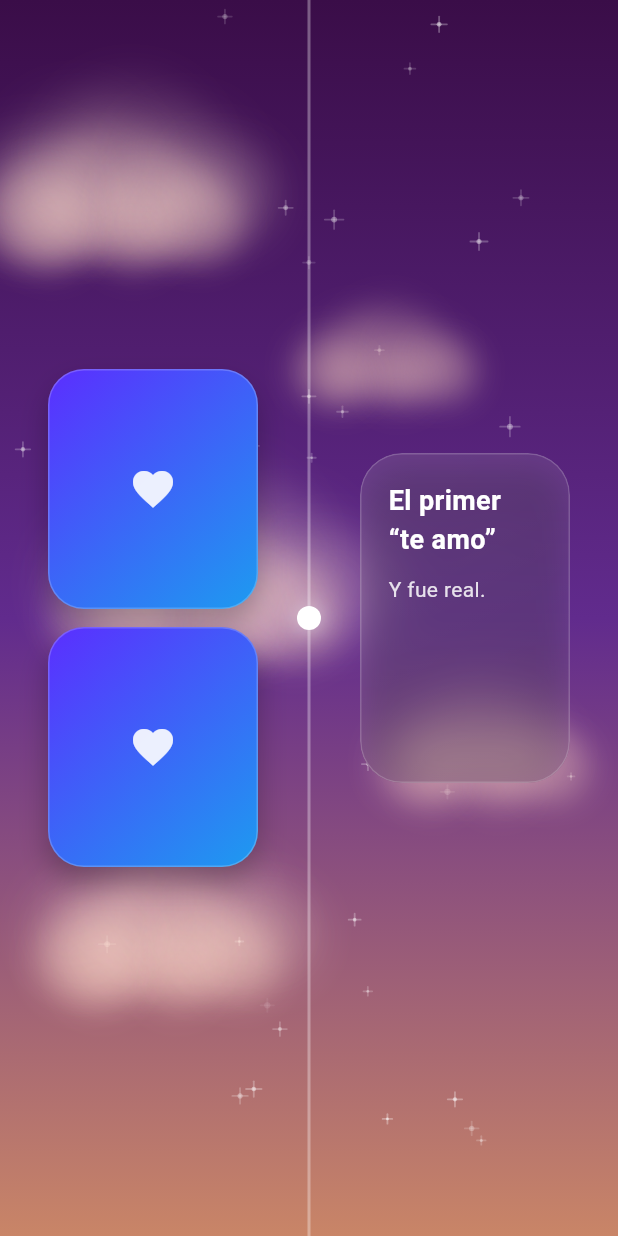
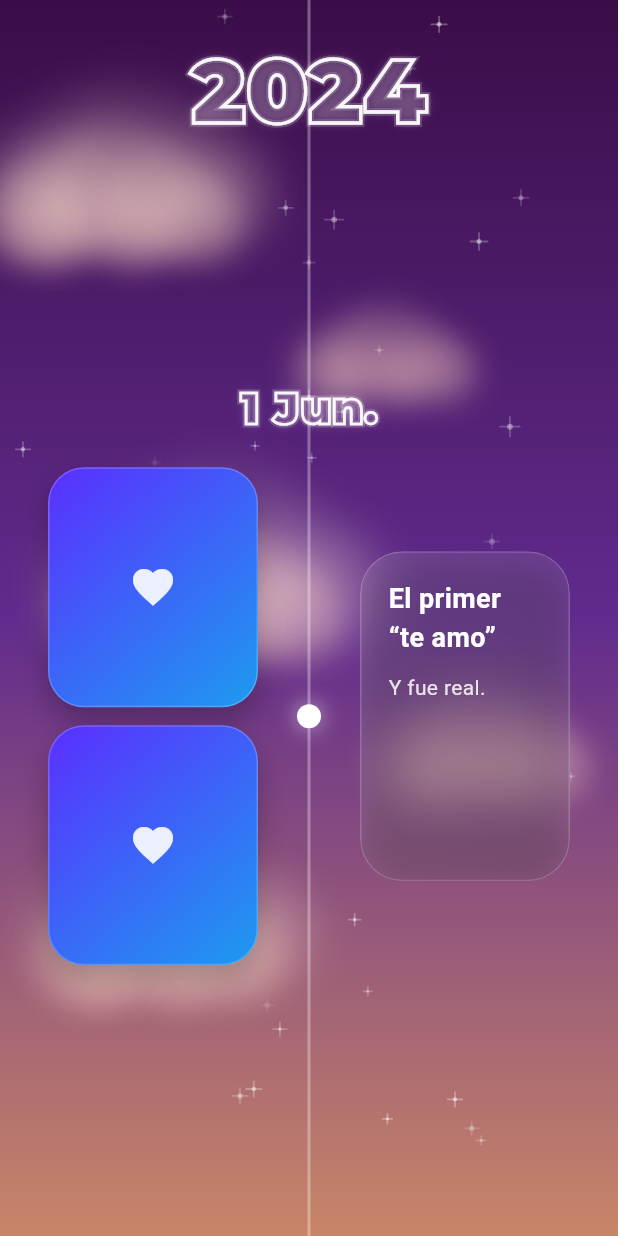
Before and after one commit to josesolMo/timeline-app, a Flutter app: the screen it shows after launch, swiped to page 3, on a phone screen of 412 x 824 dp. Run offline on Flutter 3.47's test engine with Material 3 defaults, Android fonts, the phone set to English and light mode, and no system bars.

Commit message:
Fecha y font
- Se agrega la font montserrat.black que se usara para titulos y fechas.
- Se distribuyen mejor los elementos y se agrega la fecha separada por año en la parte superior y mes-dia en el centro.

```diff
--- a/nuestra_historia/lib/features/timeline/data/timeline_events.dart
+++ b/nuestra_historia/lib/features/timeline/data/timeline_events.dart
@@ -1,14 +1,14 @@
 import '../models/timeline_event.dart';
 
 const timelineEvents = <TimelineEvent>[
-  TimelineEvent('El primer mensaje', 'El inicio de todo. ✨'),
-  TimelineEvent('Nuestra primera llamada', 'Horas que se sintieron minutos.'),
-  TimelineEvent('La primera foto', 'La que guardo como tesoro.'),
-  TimelineEvent('Nuestra primera cita', 'Nervios y sonrisas.'),
-  TimelineEvent('El primer abrazo', 'El lugar al que siempre quiero volver.'),
-  TimelineEvent('Nuestro primer viaje', 'Kilómetros de recuerdos.'),
-  TimelineEvent('La primera sorpresa', 'Tu cara lo dijo todo.'),
-  TimelineEvent('El primer “te amo”', 'Y fue real.'),
-  TimelineEvent('Nuestro aniversario', 'Un año de magia.'),
-  TimelineEvent('Un futuro juntos', 'Seguimos escribiendo nuestra historia.'),
+  TimelineEvent('02/01/2024', 'El primer mensaje', 'El inicio de todo. ✨'),
+  TimelineEvent('15/01/2024', 'Nuestra primera llamada', 'Horas que se sintieron minutos.'),
+  TimelineEvent('28/01/2024', 'La primera foto', 'La que guardo como tesoro.'),
+  TimelineEvent('14/02/2024', 'Nuestra primera cita', 'Nervios y sonrisas.'),
+  TimelineEvent('02/03/2024', 'El primer abrazo', 'El lugar al que siempre quiero volver.'),
+  TimelineEvent('20/04/2024', 'Nuestro primer viaje', 'Kilómetros de recuerdos.'),
+  TimelineEvent('10/05/2024', 'La primera sorpresa', 'Tu cara lo dijo todo.'),
+  TimelineEvent('01/06/2024', 'El primer “te amo”', 'Y fue real.'),
+  TimelineEvent('02/01/2025', 'Nuestro aniversario', 'Un año de magia.'),
+  TimelineEvent('14/02/2025', 'Un futuro juntos', 'Seguimos escribiendo nuestra historia.'),
 ];
--- a/nuestra_historia/lib/features/timeline/models/timeline_event.dart
+++ b/nuestra_historia/lib/features/timeline/models/timeline_event.dart
@@ -1,6 +1,7 @@
 class TimelineEvent {
+  final String date;
   final String title;
   final String description;
 
-  const TimelineEvent(this.title, this.description);
+  const TimelineEvent(this.date, this.title, this.description);
 }
--- a/nuestra_historia/lib/features/timeline/presentation/timeline_page.dart
+++ b/nuestra_historia/lib/features/timeline/presentation/timeline_page.dart
@@ -63,6 +63,7 @@ class _TimelinePageState extends State<TimelinePage> {
                               padding: const EdgeInsets.symmetric(horizontal: 20),
                               child: TimelineItem(
                                 index: eventIndex,
+                                date: event.date,
                                 title: event.title,
                                 description: event.description,
                                 imagesOnRight: eventIndex.isEven,
--- a/nuestra_historia/lib/features/timeline/presentation/widgets/timeline_item.dart
+++ b/nuestra_historia/lib/features/timeline/presentation/widgets/timeline_item.dart
@@ -4,6 +4,7 @@ import 'package:flutter/material.dart';
 
 class TimelineItem extends StatelessWidget {
   final int index;
+  final String date;
   final String title;
   final String description;
   final bool imagesOnRight;
@@ -11,6 +12,7 @@ class TimelineItem extends StatelessWidget {
   const TimelineItem({
     super.key,
     required this.index,
+    required this.date,
     required this.title,
     required this.description,
     required this.imagesOnRight,
@@ -22,6 +24,7 @@ class TimelineItem extends StatelessWidget {
       builder: (context, constraints) {
         final imageHeight = (constraints.maxHeight * 0.22).clamp(90.0, 160.0);
         final cardMinHeight = (constraints.maxHeight * 0.28).clamp(140.0, 220.0);
+        final dateParts = _parseDate(date);
 
         final images = Expanded(
           child: Padding(
@@ -103,7 +106,36 @@ class TimelineItem extends StatelessWidget {
         return Center(
           child: ConstrainedBox(
             constraints: const BoxConstraints(maxWidth: 980),
-            child: Row(
+            child: Stack(
+              children: [
+                Positioned(
+                  left: 0,
+                  right: 0,
+                  top: 18,
+                  child: Column(
+                    mainAxisSize: MainAxisSize.min,
+                    children: [
+                      _OutlinedGlowText(
+                        dateParts.year,
+                        fontSize: 60,
+                        strokeWidth: 2.2,
+                      ),
+                    ],
+                  ),
+                ),
+                Align(
+                  alignment: Alignment.center,
+                  child: Column(
+                    mainAxisSize: MainAxisSize.min,
+                    children: [
+                      const SizedBox(height: 70),
+                      _OutlinedGlowText(
+                        dateParts.dayMonth,
+                        fontSize: 30,
+                        strokeWidth: 1.8,
+                      ),
+                      const SizedBox(height: 18),
+                      Row(
                         mainAxisAlignment: MainAxisAlignment.center,
                         crossAxisAlignment: CrossAxisAlignment.center,
                         children: [
@@ -130,6 +162,11 @@ class TimelineItem extends StatelessWidget {
                           ),
                           const SizedBox(width: 8),
                           Expanded(child: Align(alignment: Alignment.center, child: right)),
+                        ],
+                      ),
+                    ],
+                  ),
+                ),
               ],
             ),
           ),
@@ -176,3 +213,94 @@ class _ImagePlaceholder extends StatelessWidget {
     );
   }
 }
+
+class _OutlinedGlowText extends StatelessWidget {
+  final String text;
+  final double fontSize;
+  final double strokeWidth;
+
+  const _OutlinedGlowText(
+    this.text, {
+    required this.fontSize,
+    required this.strokeWidth,
+  });
+
+  @override
+  Widget build(BuildContext context) {
+    return Stack(
+      children: [
+        Text(
+          text,
+          style: TextStyle(
+            fontSize: fontSize,
+            fontWeight: FontWeight.w900,
+            fontFamily: 'Montserrat',
+            foreground: Paint()
+              ..style = PaintingStyle.stroke
+              ..strokeWidth = strokeWidth + 2.6
+              ..color = Colors.white.withOpacity(0.18),
+            shadows: [
+              Shadow(
+                color: Colors.white.withOpacity(0.25),
+                blurRadius: 8,
+              ),
+            ],
+          ),
+        ),
+        Text(
+          text,
+          style: TextStyle(
+            fontSize: fontSize,
+            fontWeight: FontWeight.w900,
+            fontFamily: 'Montserrat',
+            foreground: Paint()
+              ..style = PaintingStyle.stroke
+              ..strokeWidth = strokeWidth
+              ..color = Colors.white.withOpacity(0.95),
+          ),
+        ),
+      ],
+    );
+  }
+}
+
+_DateParts _parseDate(String raw) {
+  final parts = raw.split('/');
+  if (parts.length != 3) {
+    return _DateParts(dayMonth: raw, year: '');
+  }
+  final day = int.tryParse(parts[0]) ?? 0;
+  final month = int.tryParse(parts[1]) ?? 0;
+  final year = parts[2];
+  final dayText = day == 0 ? parts[0] : day.toString();
+  final monthText = _monthAbbrev(month);
+  return _DateParts(dayMonth: '$dayText $monthText', year: year);
+}
+
+String _monthAbbrev(int month) {
+  const months = [
+    'Ene.',
+    'Feb.',
+    'Mar.',
+    'Abr.',
+    'May.',
+    'Jun.',
+    'Jul.',
+    'Ago.',
+    'Sep.',
+    'Oct.',
+    'Nov.',
+    'Dic.',
+  ];
+  if (month < 1 || month > 12) {
+    return '';
+  }
+  return months[month - 1];
+}
+
+class _DateParts {
+  final String dayMonth;
+  final String year;
+
+  const _DateParts({required this.dayMonth, required this.year});
+}
```
Also changed, not shown: nuestra_historia/pubspec.yaml (+5 -10 lines), nuestra_historia/assets/fonts/montserrat.black.ttf (added). Lines whose indentation alone changed are shown as unchanged.
